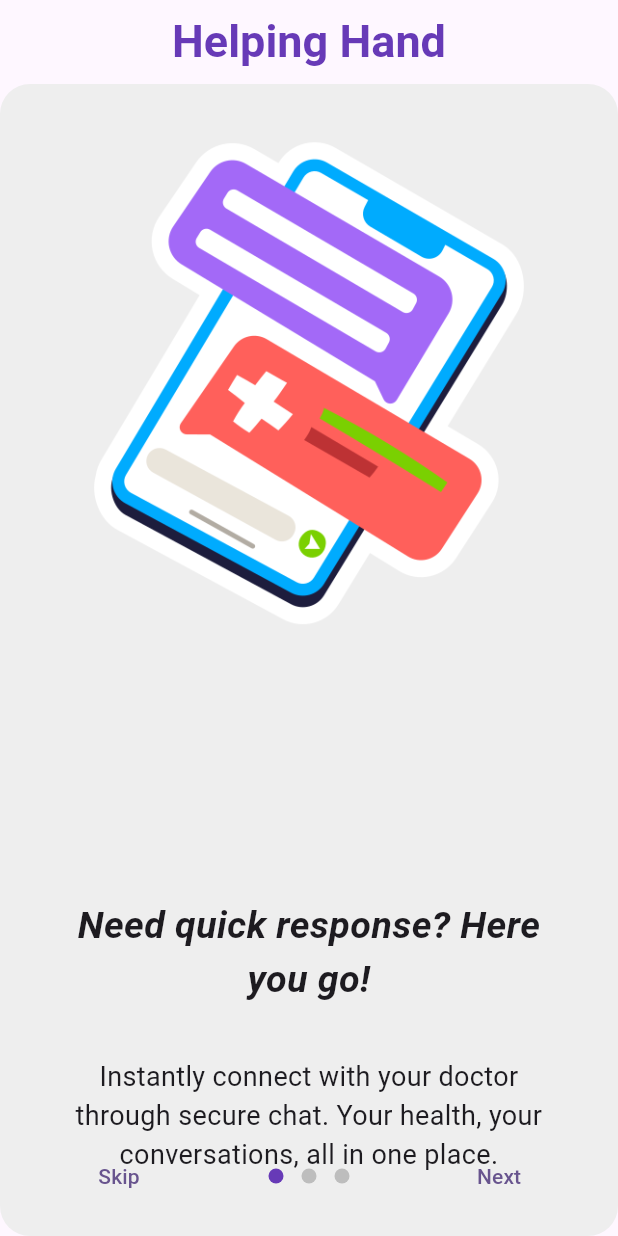
After one commit to nihal2908/healing_hand, a Flutter app: the screen it shows after launch, on a phone screen of 412 x 824 dp. The commit adds this screen. Run offline on Flutter 3.47's test engine with Material 3 defaults, Android fonts, the phone set to English and light mode, and no system bars; drawn by our look-alikes of introduction_screen.

Commit message:
Added On-boarding Screen

```diff
--- a/lib/main.dart
+++ b/lib/main.dart
@@ -1,4 +1,6 @@
 import 'package:flutter/material.dart';
+import 'package:healing_hand/pages/HomePage.dart';
+import 'package:healing_hand/pages/OnBoardingPage.dart';
 
 void main() {
   runApp(const MyApp());
@@ -10,33 +12,12 @@
   @override
   Widget build(BuildContext context) {
     return MaterialApp(
+      debugShowCheckedModeBanner: false,
       theme: ThemeData(
         colorScheme: ColorScheme.fromSeed(seedColor: Colors.deepPurple),
         useMaterial3: true,
       ),
-      home: const HomePage(),
+      home: const OnBoardingPage(),
     );
   }
 }
-
-class HomePage extends StatefulWidget {
-  const HomePage({super.key});
-
-  @override
-  State<HomePage> createState() => _HomePageState();
-}
-
-class _HomePageState extends State<HomePage> {
-  @override
-  Widget build(BuildContext context) {
-    return Scaffold(
-      appBar: AppBar(
-        title: const Text('Healing Hand'),
-        centerTitle: true,
-      ),
-      body: const Center(
-        child: Text('Home Page'),
-      ),
-    );
-  }
-}
--- /dev/null
+++ b/lib/pages/HomePage.dart
@@ -0,0 +1,36 @@
+import 'package:flutter/material.dart';
+
+class HomePage extends StatefulWidget {
+  const HomePage({super.key});
+
+  @override
+  State<HomePage> createState() => _HomePageState();
+}
+
+class _HomePageState extends State<HomePage> {
+  @override
+  Widget build(BuildContext context) {
+    return Scaffold(
+      appBar: AppBar(
+        title: Text('Helping Hand'),
+        centerTitle: true,
+        actions: [
+          PopupMenuButton(
+              itemBuilder: (context){
+                return [
+                  PopupMenuItem(
+                    child: Text('Settings'),
+                    onTap: (){},
+                  ),
+                  PopupMenuItem(
+                    child: Text('Help & feedback'),
+                    onTap: (){},
+                  ),
+                ];
+              }
+          )
+        ],
+      ),
+    );
+  }
+}
--- /dev/null
+++ b/lib/pages/OnBoardingPage.dart
@@ -0,0 +1,95 @@
+import 'package:flutter/material.dart';
+import 'package:healing_hand/main.dart';
+import 'package:healing_hand/pages/HomePage.dart';
+import 'package:introduction_screen/introduction_screen.dart';
+
+class OnBoardingPage extends StatefulWidget {
+  const OnBoardingPage({super.key});
+
+  @override
+  State<OnBoardingPage> createState() => _OnBoardingPageState();
+}
+
+class _OnBoardingPageState extends State<OnBoardingPage> {
+  final List<PageViewModel> onBoardingPages = [
+    CustomPageViewModal(
+      'Need quick response? Here you go!',
+      'Instantly connect with your doctor through '
+          'secure chat. Your health, your conversations, '
+          'all in one place.',
+      Image.asset('assets/images/telemedicine.png')
+    ),
+    CustomPageViewModal(
+      'Emergency? We got you!',
+      'Emergency assistance at your fingertips. '
+          'Quickly call the nearest ambulance when every second matters.',
+      Image.asset('assets/images/medical-app.png'),
+    ),
+    CustomPageViewModal(
+      'Access Lab Results and Tests',
+      'Stay informed with easy access to lab results. '
+        'Your health data, on demand, directly from the app.',
+      Image.asset('assets/images/medical-result.png'),
+    ),
+  ];
+  @override
+  Widget build(BuildContext context) {
+    return Scaffold(
+      appBar: AppBar(
+        title: const Text(
+          'Helping Hand',
+          style: TextStyle(
+            fontWeight: FontWeight.bold,
+            color: Colors.deepPurple,
+            fontSize: 30,
+          ),
+        ),
+        centerTitle: true,
+      ),
+      body: IntroductionScreen(
+        pages: onBoardingPages,
+        dotsDecorator: DotsDecorator(
+          size: const Size(10,10),
+          color: Colors.grey.shade400,
+          activeColor: Colors.deepPurple,
+          activeSize: const Size(10,10)
+        ),
+        done: const Text('Get Started'),
+        next: const Text('Next'),
+        skip: const Text('Skip'),
+        showDoneButton: true,
+        showSkipButton: true,
+        showNextButton: true,
+        showBottomPart: true,
+        onDone: (){
+          Navigator.pushReplacement(context, MaterialPageRoute(builder: (context)=>const HomePage()));
+        },
+      ),
+    );
+  }
+}
+
+PageViewModel CustomPageViewModal(String title, body, Image image){
+  return PageViewModel(
+    title: title,
+    body: body,
+    image: image,
+    decoration: PageDecoration(
+      titleTextStyle: const TextStyle(
+          fontSize: 25,
+          fontWeight: FontWeight.bold,
+          fontStyle: FontStyle.italic
+      ),
+      imageFlex: 1,
+      footerFlex: 0,
+      bodyAlignment: Alignment.bottomCenter,
+      imagePadding: const EdgeInsets.only(top: 20, bottom: 20),
+      boxDecoration: BoxDecoration(
+        color: Colors.grey.shade200,
+        borderRadius: BorderRadius.circular(20),
+      ),
+      bodyPadding: const EdgeInsets.all(10),
+      pageMargin: const EdgeInsets.all(15),
+    )
+  );
+}
--- a/pubspec.yaml
+++ b/pubspec.yaml
@@ -35,6 +35,9 @@
   # The following adds the Cupertino Icons font to your application.
   # Use with the CupertinoIcons class for iOS style icons.
   cupertino_icons: ^1.0.2
+  introduction_screen: ^3.1.12
+  shared_preferences: ^2.2.2
+
 
 dev_dependencies:
   flutter_test:
@@ -57,7 +60,8 @@
   # included with your application, so that you can use the icons in
   # the material Icons class.
   uses-material-design: true
-
+  assets:
+    - assets/images/
   # To add assets to your application, add an assets section, like this:
   # assets:
   #   - images/a_dot_burr.jpeg
```
Also changed, not shown: assets/images/ambulance.png (added), assets/images/doctor.png (added), assets/images/heartbeat.gif (added), assets/images/medical-app.png (added), assets/images/medical-result.png (added), assets/images/meditation.png (added), assets/images/telemedicine.png (added), pubspec.lock, 1 other file.
